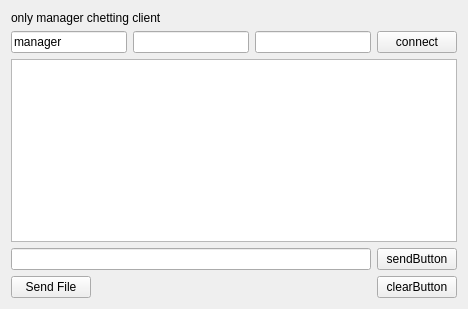
The window that chetting.ui (jaehyeonjeong/DataBaseQt) describes before a commit, drawn with Qt 5.
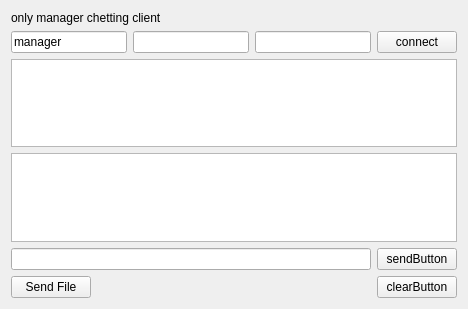
The same window after the commit.

Patch:
```diff
--- a/chetting.ui
+++ b/chetting.ui
@@ -13,7 +13,7 @@
   <property name="windowTitle">
    <string>Form</string>
   </property>
-  <layout class="QVBoxLayout" name="verticalLayout_3">
+  <layout class="QVBoxLayout" name="verticalLayout_4">
    <item>
     <widget class="QLabel" name="serverstatus">
      <property name="text">
@@ -49,7 +49,14 @@
     </layout>
    </item>
    <item>
-    <widget class="QTextEdit" name="textmessage"/>
+    <layout class="QVBoxLayout" name="verticalLayout_3">
+     <item>
+      <widget class="QTextEdit" name="textmessage"/>
+     </item>
+     <item>
+      <widget class="QTableView" name="tableView"/>
+     </item>
+    </layout>
    </item>
    <item>
     <layout class="QHBoxLayout" name="horizontalLayout_3">
```
